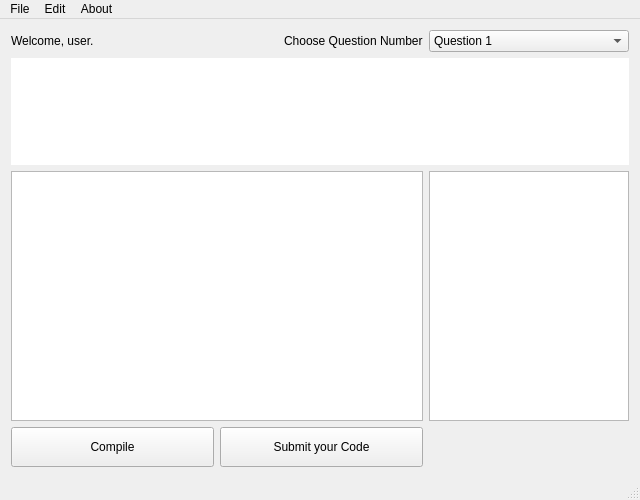
This is mainwindow.ui in masterashu/Tester as Qt 5 draws it before an edit. The edited form follows.
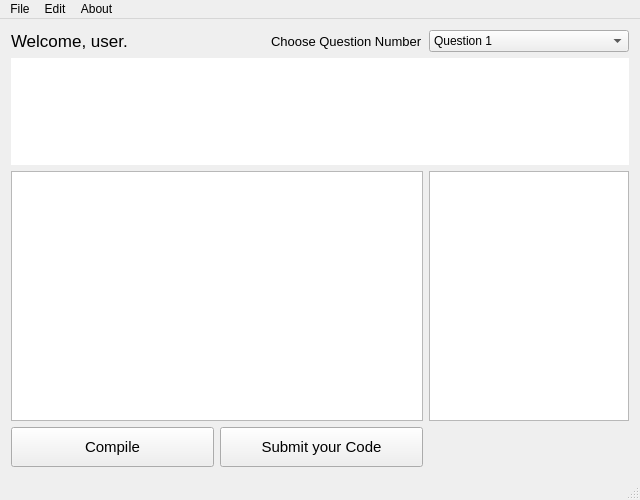
This is the edited form.

What changed in the file:
```diff
--- a/mainwindow.ui
+++ b/mainwindow.ui
@@ -38,6 +38,11 @@
      <layout class="QHBoxLayout" name="horizontalLayout_2">
       <item>
        <widget class="QLabel" name="username_label">
+        <property name="font">
+         <font>
+          <pointsize>13</pointsize>
+         </font>
+        </property>
         <property name="text">
          <string>Welcome, user.</string>
         </property>
@@ -45,6 +50,11 @@
       </item>
       <item alignment="Qt::AlignRight">
        <widget class="QLabel" name="label">
+        <property name="font">
+         <font>
+          <pointsize>10</pointsize>
+         </font>
+        </property>
         <property name="text">
          <string>Choose Question Number</string>
         </property>
@@ -87,6 +97,11 @@
           <height>40</height>
          </size>
         </property>
+        <property name="font">
+         <font>
+          <pointsize>11</pointsize>
+         </font>
+        </property>
         <property name="toolTip">
          <string>&lt;html&gt;&lt;head/&gt;&lt;body&gt;&lt;p&gt;Check if your program compiles without any error.&lt;/p&gt;&lt;/body&gt;&lt;/html&gt;</string>
         </property>
@@ -103,6 +118,11 @@
           <height>40</height>
          </size>
         </property>
+        <property name="font">
+         <font>
+          <pointsize>11</pointsize>
+         </font>
+        </property>
         <property name="toolTip">
          <string>&lt;html&gt;&lt;head/&gt;&lt;body&gt;&lt;p&gt;Test your Progam if it Solves the problem perfectly.&lt;/p&gt;&lt;/body&gt;&lt;/html&gt;</string>
         </property>
```
Left out of the diff: 2 changed lines with no effect on the pictures.
